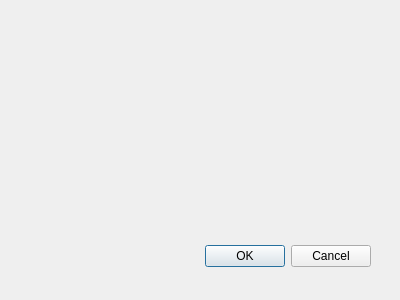
mattthias/wall-display, file walldisplaysettings.ui: the form before one commit.
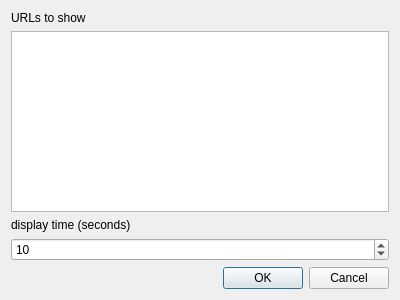
The form after the commit.

Commit message: Add simple About dialog and start settings dialog

Diff of the .ui file:
```diff
--- a/walldisplaysettings.ui
+++ b/walldisplaysettings.ui
@@ -15,15 +15,36 @@
   <property name="windowTitle">
    <string>Dialog</string>
   </property>
+  <layout class="QVBoxLayout" name="verticalLayout">
+   <item>
+    <widget class="QLabel" name="label">
+     <property name="text">
+      <string>URLs to show</string>
+     </property>
+    </widget>
+   </item>
+   <item>
+    <widget class="QListWidget" name="listWidget"/>
+   </item>
+   <item>
+    <widget class="QLabel" name="label_2">
+     <property name="text">
+      <string>display time (seconds)</string>
+     </property>
+    </widget>
+   </item>
+   <item>
+    <widget class="QSpinBox" name="spinBox">
+     <property name="maximum">
+      <number>3600</number>
+     </property>
+     <property name="value">
+      <number>10</number>
+     </property>
+    </widget>
+   </item>
+   <item>
   <widget class="QDialogButtonBox" name="buttonBox">
-   <property name="geometry">
-    <rect>
-     <x>30</x>
-     <y>240</y>
-     <width>341</width>
-     <height>32</height>
-    </rect>
-   </property>
    <property name="orientation">
     <enum>Qt::Horizontal</enum>
    </property>
@@ -31,6 +52,8 @@
     <set>QDialogButtonBox::Cancel|QDialogButtonBox::Ok</set>
    </property>
   </widget>
+   </item>
+  </layout>
  </widget>
  <pixmapfunction/>
  <resources/>
```
Left out of the diff: 5 changed lines with no effect on the pictures. Lines whose indentation alone changed are shown as unchanged. The commit also changes 6 other files.
